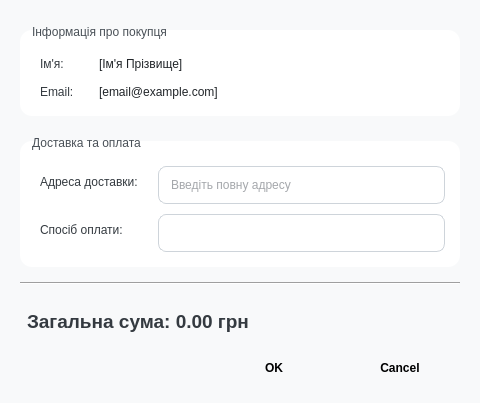
Above: checkoutdialog.ui from Defenderest/DB_Kurs before the change. Below: the same form after it.
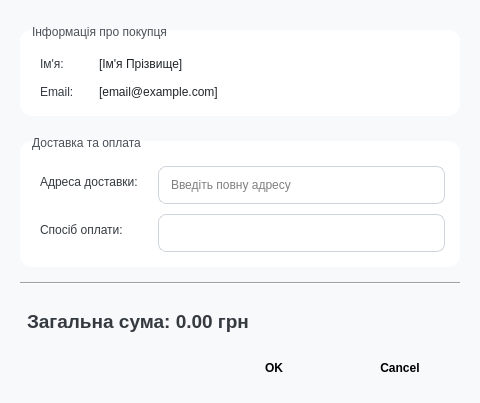
That is the form after the change.

Commit message: style: change combobox text color to black in checkout dialog

What changed in the file:
```diff
--- a/checkoutdialog.ui
+++ b/checkoutdialog.ui
@@ -50,7 +50,7 @@
     border: 1px solid #ced4da;
     border-radius: 8px; /* Збільшено заокруглення */
     background-color: #ffffff;
-    color: #495057;
+    color: #000000; /* Змінено колір тексту на чорний */
     min-height: 20px;
 }
 
```
